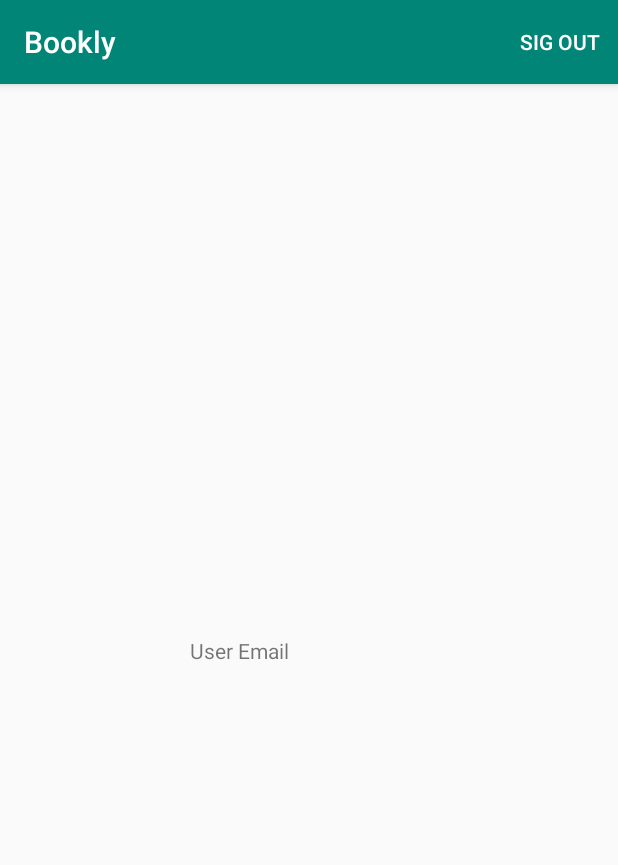
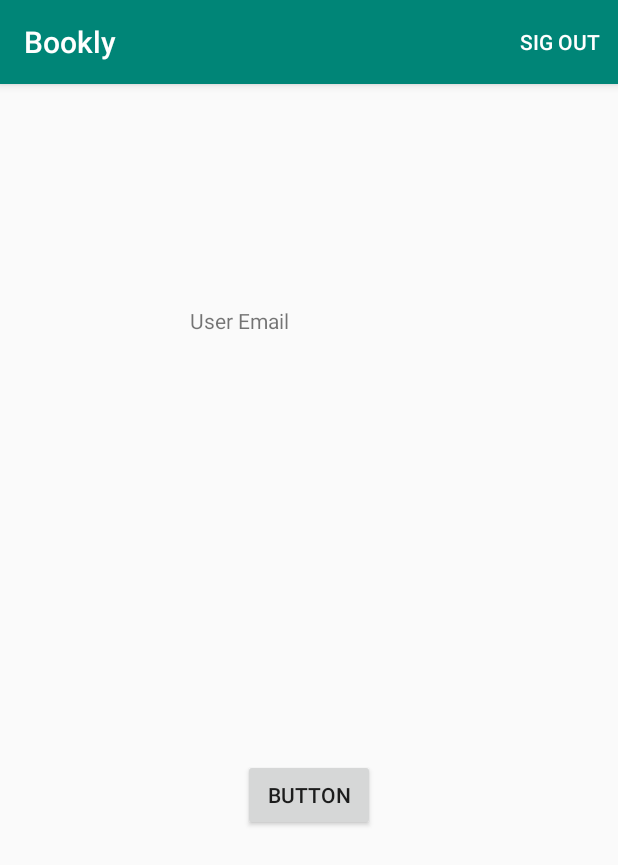
Before and after one commit to ESDEFRANC/Bookly, an Android app: the screen it shows after launch once a user with an empty profile is signed in (CreateBiblio before the commit, CreateDrawer after it), on a phone screen of 412 x 824 dp. Shown: the top 865 px of the screen. Run offline under Robolectric (Android 15) with nearby library versions, the phone set to English and light mode, and no system bars; our stand-ins replace Firebase (no records; nobody signed in at launch, a user with empty details on screens opened directly).

Commit message:
Create Biblio with his user
Created Biblio with his user

```diff
--- a/app/src/main/AndroidManifest.xml
+++ b/app/src/main/AndroidManifest.xml
@@ -13,7 +13,7 @@
         android:supportsRtl="true"
         android:theme="@style/AppTheme"
         tools:ignore="GoogleAppIndexingWarning">
-        <activity android:name=".CreateBiblio">
+        <activity android:name=".CreateDrawer">
         <intent-filter>
 
             <action android:name="android.intent.action.MAIN" />
--- a/app/src/main/java/com/altemir/adria/bookly/CreateBiblio.kt
+++ b/app/src/main/java/com/altemir/adria/bookly/CreateDrawer.kt
@@ -4,18 +4,27 @@ import android.annotation.SuppressLint
 import android.content.Intent
 import android.support.v7.app.AppCompatActivity
 import android.os.Bundle
+import android.util.Log
 import android.view.Menu
 import android.view.MenuItem
+import android.widget.Toast
+import com.altemir.adria.bookly.Model.Drawer
+import com.altemir.adria.bookly.Model.User
 import com.google.firebase.auth.FirebaseAuth
 import com.google.firebase.auth.FirebaseUser
+import com.google.firebase.database.FirebaseDatabase
 import kotlinx.android.synthetic.main.activity_create_biblio.*
+import kotlinx.android.synthetic.main.activity_register_activity.*
 
-class CreateBiblio : AppCompatActivity() {
+class CreateDrawer : AppCompatActivity() {
 
     override fun onCreate(savedInstanceState: Bundle?) {
         super.onCreate(savedInstanceState)
         setContentView(R.layout.activity_create_biblio)
 
+        ButtonCreateBiblio.setOnClickListener(){
+            createDrawer("1")
+        }
       verifyUserIsLogedIn()
     }
     private fun verifyUserIsLogedIn(){
@@ -52,4 +61,14 @@ class CreateBiblio : AppCompatActivity() {
     private fun setDataText(user : FirebaseUser?){
         textView.text = "User Email " + user?.email
     }
+    private fun createDrawer(profileUrl: String){
+        val user = FirebaseAuth.getInstance().currentUser
+        val uid = FirebaseAuth.getInstance().uid ?: ""
+        val ref = FirebaseDatabase.getInstance().getReference("/Drawers/$uid")
+
+        val drawer = Drawer(user!!.email!!, "1", "Biblio1")
+
+        ref.setValue(drawer)
+
+    }
 }
--- a/app/src/main/java/com/altemir/adria/bookly/LoginActivty.kt
+++ b/app/src/main/java/com/altemir/adria/bookly/LoginActivty.kt
@@ -2,12 +2,7 @@ package com.altemir.adria.bookly
 
 import android.content.Intent
 import android.os.Bundle
-import android.provider.ContactsContract
-import android.support.design.widget.Snackbar
 import android.support.v7.app.AppCompatActivity;
-import android.util.Log
-import android.widget.Button
-import android.widget.EditText
 import android.widget.Toast
 import com.google.android.gms.tasks.OnCompleteListener
 import com.google.firebase.auth.FirebaseAuth
@@ -39,7 +34,7 @@ class LoginActivty : AppCompatActivity() {
             FirebaseAuth.getInstance().signInWithEmailAndPassword(email,password)
             .addOnCompleteListener(this, OnCompleteListener { task ->
                 if(task.isSuccessful){
-                    startActivity(Intent(this, CreateBiblio::class.java))
+                    startActivity(Intent(this, CreateDrawer::class.java))
                     Toast.makeText(this, "sUCCESSFULLY LOGGED IN", Toast.LENGTH_LONG).show()
                 }else{
                     Toast.makeText(this, "Error", Toast.LENGTH_LONG).show()
--- /dev/null
+++ b/app/src/main/java/com/altemir/adria/bookly/Model/Book.kt
@@ -0,0 +1,3 @@
+package com.altemir.adria.bookly.Model
+
+class Book(val uid:String,val Title:String, val Description : String, val Editorial : String)
--- /dev/null
+++ b/app/src/main/java/com/altemir/adria/bookly/Model/Drawer.kt
@@ -0,0 +1,3 @@
+package com.altemir.adria.bookly.Model
+
+class Drawer(val uid:String,val uidBook : String, val name :String)
--- /dev/null
+++ b/app/src/main/java/com/altemir/adria/bookly/Model/Shelf.kt
@@ -0,0 +1,3 @@
+package com.altemir.adria.bookly.Model
+
+class Shelf(val uid:String,val uidDrawer : String, val name : String)
--- /dev/null
+++ b/app/src/main/java/com/altemir/adria/bookly/Model/User.kt
@@ -0,0 +1,3 @@
+package com.altemir.adria.bookly.Model
+
+class User(val uid:String,val userName:String, val profileUrl : String)
--- a/app/src/main/java/com/altemir/adria/bookly/RegisterActivity.kt
+++ b/app/src/main/java/com/altemir/adria/bookly/RegisterActivity.kt
@@ -3,7 +3,6 @@ package com.altemir.adria.bookly
 import android.app.Activity
 import android.content.Context
 import android.content.Intent
-import android.graphics.drawable.BitmapDrawable
 import android.net.ConnectivityManager
 import android.net.Uri
 import android.support.v7.app.AppCompatActivity
@@ -11,8 +10,8 @@ import android.os.Bundle
 import android.provider.MediaStore
 import android.util.Log
 import android.widget.Toast
+import com.altemir.adria.bookly.Model.User
 import com.google.firebase.auth.FirebaseAuth
-import com.google.firebase.auth.FirebaseUser
 import com.google.firebase.database.FirebaseDatabase
 import com.google.firebase.storage.FirebaseStorage
 import kotlinx.android.synthetic.main.activity_register_activity.*
@@ -131,7 +130,7 @@ class RegisterActivity : AppCompatActivity() {
                 .addOnSuccessListener {
                     Log.d("RegisterActivity" , "Finally we saved the user to Firebasa Database")
 
-                    val intent = Intent(this, CreateBiblio::class.java)
+                    val intent = Intent(this, CreateDrawer::class.java)
                     intent.flags = Intent.FLAG_ACTIVITY_CLEAR_TASK.or(Intent.FLAG_ACTIVITY_NEW_TASK)
                     startActivity(intent)
                     Toast.makeText(this, "Succesfully registered",Toast.LENGTH_LONG).show()
@@ -154,7 +153,3 @@ class RegisterActivity : AppCompatActivity() {
     }
 
 }
-
-class User(val uid:String,val userName:String, val profileUrl : String)
-
-//class User1(val uid:String,val userName:String, val email:String, val profileUrl : String)
--- a/app/src/main/res/layout/activity_create_biblio.xml
+++ b/app/src/main/res/layout/activity_create_biblio.xml
@@ -4,19 +4,32 @@
     xmlns:tools="http://schemas.android.com/tools"
     android:layout_width="match_parent"
     android:layout_height="match_parent"
-    tools:context=".CreateBiblio">
+    tools:context=".CreateDrawer">
 
     <TextView
         android:id="@+id/textView"
         android:layout_width="159dp"
         android:layout_height="32dp"
         android:layout_marginStart="8dp"
+        android:layout_marginTop="148dp"
+        android:layout_marginEnd="8dp"
+        android:text="TextView"
+        app:layout_constraintEnd_toEndOf="parent"
+        app:layout_constraintHorizontal_bias="0.502"
+        app:layout_constraintStart_toStartOf="parent"
+        app:layout_constraintTop_toTopOf="parent" />
+
+    <Button
+        android:id="@+id/ButtonCreateBiblio"
+        android:layout_width="wrap_content"
+        android:layout_height="wrap_content"
+        android:layout_marginStart="8dp"
         android:layout_marginTop="8dp"
         android:layout_marginEnd="8dp"
         android:layout_marginBottom="8dp"
-        android:text="TextView"
+        android:text="Button"
         app:layout_constraintBottom_toBottomOf="parent"
         app:layout_constraintEnd_toEndOf="parent"
         app:layout_constraintStart_toStartOf="parent"
-        app:layout_constraintTop_toTopOf="parent" />
+        app:layout_constraintTop_toBottomOf="@+id/textView" />
 </android.support.constraint.ConstraintLayout>
```
